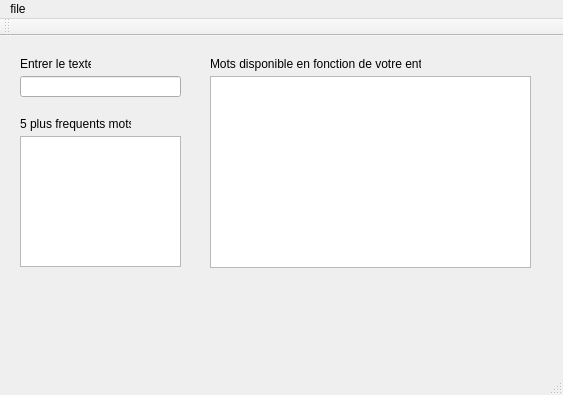
Before: the Qt Designer form mainwindow.ui in fnduister/INF1600_TP2, drawn with Qt 5.
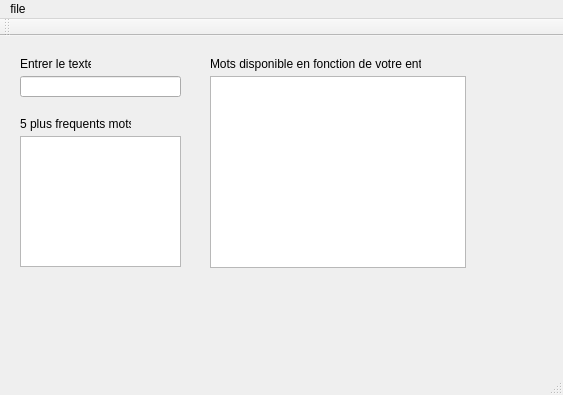
After: the same form once the commit is applied.

Patch:
```diff
--- a/mainwindow.ui
+++ b/mainwindow.ui
@@ -73,12 +73,12 @@
      <string>Mots disponible en fonction de votre entrée</string>
     </property>
    </widget>
-   <widget class="QColumnView" name="columnView">
+   <widget class="QListWidget" name="listWidget">
     <property name="geometry">
      <rect>
       <x>210</x>
       <y>40</y>
-      <width>321</width>
+      <width>256</width>
       <height>192</height>
      </rect>
     </property>
```
Left out of the diff: 5 changed lines with no effect on the pictures.
